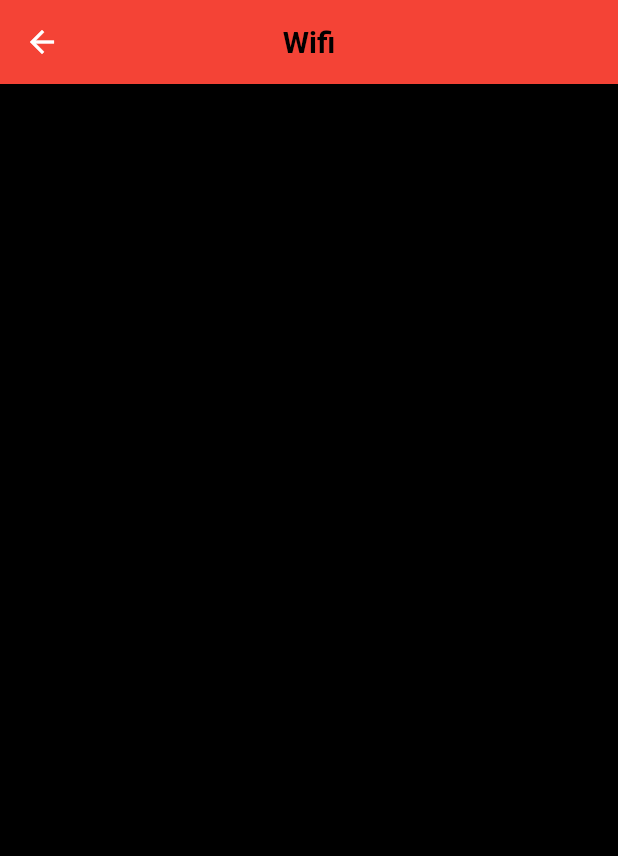
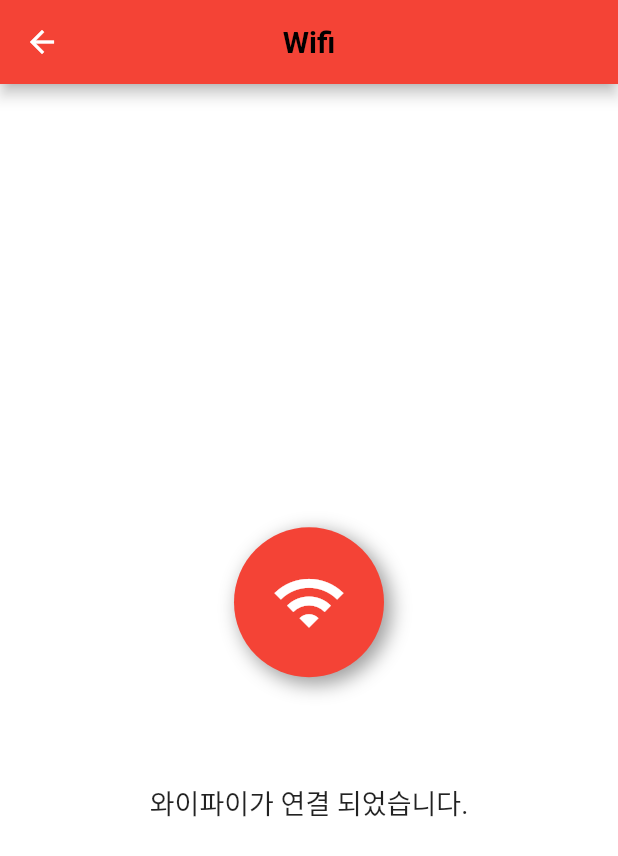
Before and after one commit to rlaqudwls25/wonders_inspection_app, a Flutter app: the Wifi screen opened directly, on a phone screen of 412 x 824 dp. Shown: the top 856 px of the screen. Run offline on Flutter 3.47's test engine with Material 2 defaults, Android fonts, the phone set to English and light mode, and no system bars; our stand-ins replace camera, connectivity, flutter_bluetooth_serial, flutter_compass, fluttertoast, percent_indicator and 2 more; missing offline and left inert: bidirectional_listview, flashlight, infinite_listview, mic_stream.

Commit message:
wifi 기능 구현

```diff
--- a/lib/screens/wifi.dart
+++ b/lib/screens/wifi.dart
@@ -1,17 +1,96 @@
 import 'package:flutter/material.dart';
+import 'package:connectivity/connectivity.dart';
 
-class Wifi extends StatelessWidget{
+class Wifi extends StatefulWidget {
+  @override
+  _WifiState createState() => _WifiState();
+}
+
+class _WifiState extends State<Wifi> {
+  String networkStatus = 'null';
+  bool connectNetwork = false;
+  String wifiIP;
+
+  @override
+  void initState() {
+    super.initState();
+    initConnect();
+  }
+
+  initConnect() async {
+    ConnectivityResult connectResult;
+    connectResult = await Connectivity().checkConnectivity();
+    updateStatus(connectResult);
+  }
+
+  updateStatus(ConnectivityResult result) async {
+    if (result == ConnectivityResult.wifi) {
+      String wifiName;
+      wifiName = (await Connectivity().getWifiName()).toString();
+      wifiIP = (await Connectivity().getWifiIP()).toString();
+      setState(() {
+        networkStatus = result.toString() + "/" + wifiName + "/" + wifiIP;
+        connectNetwork = true;
+      });
+    } else if (result == ConnectivityResult.mobile) {
+      setState(() {
+        networkStatus = result.toString();
+        connectNetwork = false;
+      });
+    } else if (result == ConnectivityResult.none) {
+      setState(() {
+        networkStatus = result.toString();
+        connectNetwork = false;
+      });
+    }
+  }
+
   @override
   Widget build(BuildContext context) {
-    // TODO: implement build
     return Scaffold(
       appBar: AppBar(
         backgroundColor: Colors.red,
         centerTitle: true,
-        title: Text('Wifi',
-          style: TextStyle(color: Colors.black, fontWeight: FontWeight.bold),),
+        title: Text(
+          'Wifi',
+          style: TextStyle(color: Colors.black, fontWeight: FontWeight.bold),
+        ),
       ),
-      backgroundColor: Colors.black,
-    ) ;
+      backgroundColor: Colors.white,
+      body: Column(
+        mainAxisAlignment: MainAxisAlignment.center,
+        children: <Widget>[
+          GestureDetector(
+            onTap: () {
+
+            },
+            child: Center(
+              child: Container(
+                height: 100,
+                width: 100,
+                margin: EdgeInsets.all(20),
+                child: Icon(Icons.wifi, size: 50, color: Colors.white),
+                decoration: BoxDecoration(
+                    color: Colors.red,
+                    shape: BoxShape.circle,
+                    boxShadow: [
+                      BoxShadow(
+                        color: Colors.grey[500],
+                        offset: Offset(4.0, 4.0),
+                        blurRadius: 10.0,
+                        spreadRadius: 1.0,
+                      ),
+                    ]),
+              ),
+            ),
+          ),
+          Padding(padding: EdgeInsets.only(top: 50.0)),
+          Text(
+            connectNetwork ? '와이파이가 연결 되었습니다.' : '와이파이를 연결해주세요.',
+            style: TextStyle(fontSize: 18),
+          ),
+        ],
+      ),
+    );
   }
 }
--- a/pubspec.yaml
+++ b/pubspec.yaml
@@ -30,6 +30,7 @@ dependencies:
   camera: ^0.5.8+2
   mic_stream: ^0.2.1
   flutter_bluetooth_serial: ^0.2.2
+  connectivity: ^0.4.8+6
   flutter:
     sdk: flutter
 
```
